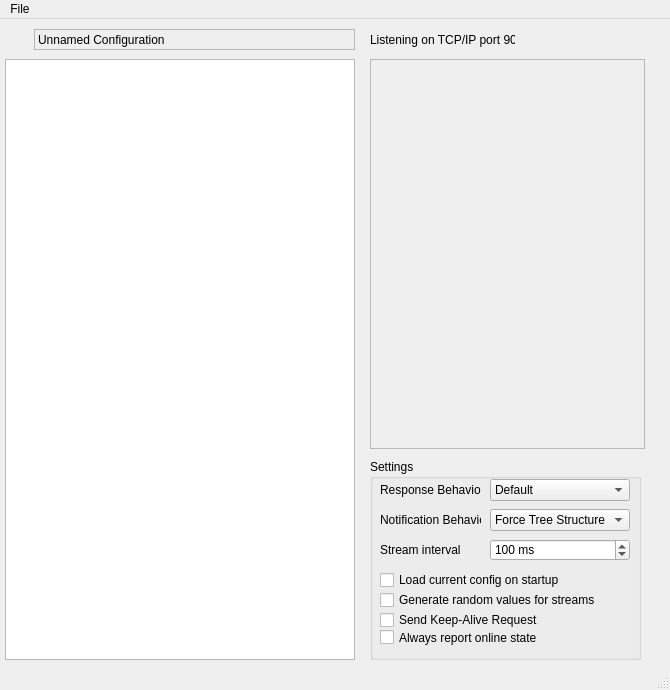
Lawo/ember-plus, file tinyember/TinyEmberPlus/TinyEmberPlus.ui: the form before one commit.
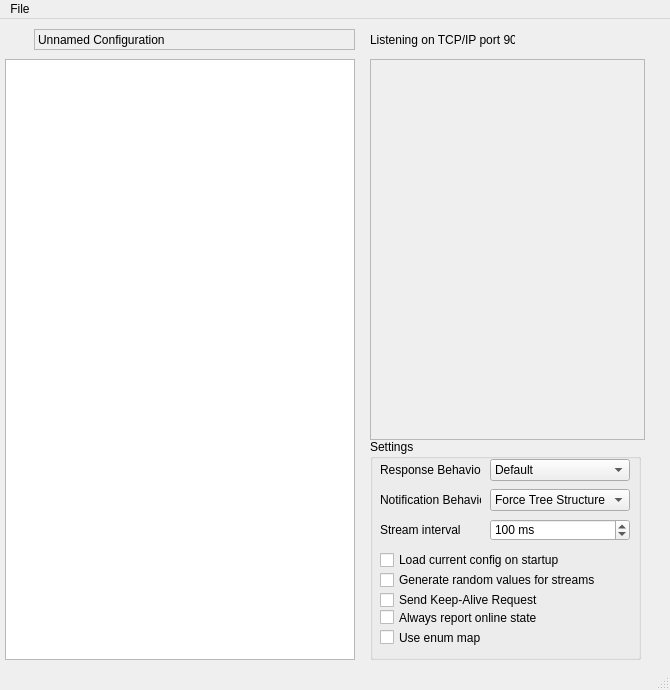
The form after the commit. Icons and pictures are not drawn.

Diff of the .ui file:
```diff
--- a/tinyember/TinyEmberPlus/TinyEmberPlus.ui
+++ b/tinyember/TinyEmberPlus/TinyEmberPlus.ui
@@ -42,7 +42,7 @@
       <x>370</x>
       <y>40</y>
       <width>275</width>
-      <height>390</height>
+      <height>381</height>
      </rect>
     </property>
     <property name="frameShape">
@@ -112,9 +112,9 @@
     <property name="geometry">
      <rect>
       <x>370</x>
-      <y>440</y>
+      <y>420</y>
       <width>271</width>
-      <height>201</height>
+      <height>221</height>
      </rect>
     </property>
     <property name="title">
@@ -322,6 +322,19 @@
       <string>Always report online state</string>
      </property>
     </widget>
+    <widget class="QCheckBox" name="useEnumMapCheckBox">
+     <property name="geometry">
+      <rect>
+       <x>10</x>
+       <y>190</y>
+       <width>221</width>
+       <height>17</height>
+      </rect>
+     </property>
+     <property name="text">
+      <string>Use enum map</string>
+     </property>
+    </widget>
    </widget>
    <widget class="QLabel" name="label_5">
     <property name="geometry">
```
Left out of the diff: 17 changed lines with no effect on the pictures.
